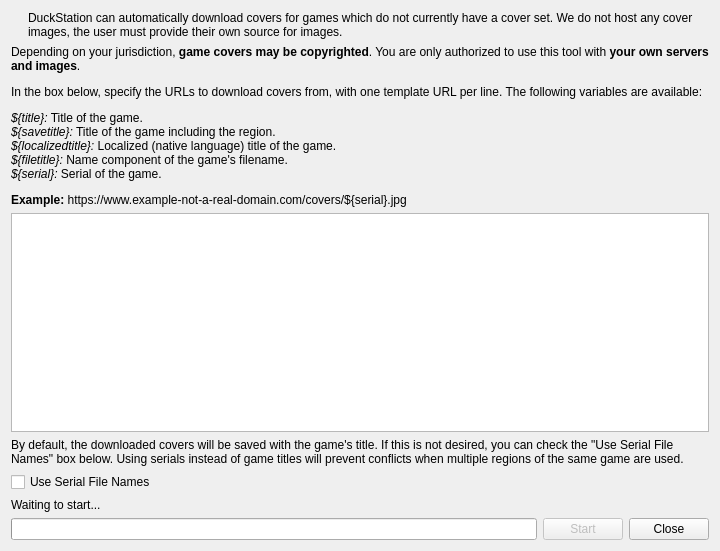
Before: the Qt Designer form src/duckstation-qt/coverdownloadwindow.ui in stenzek/duckstation, drawn with Qt 5.
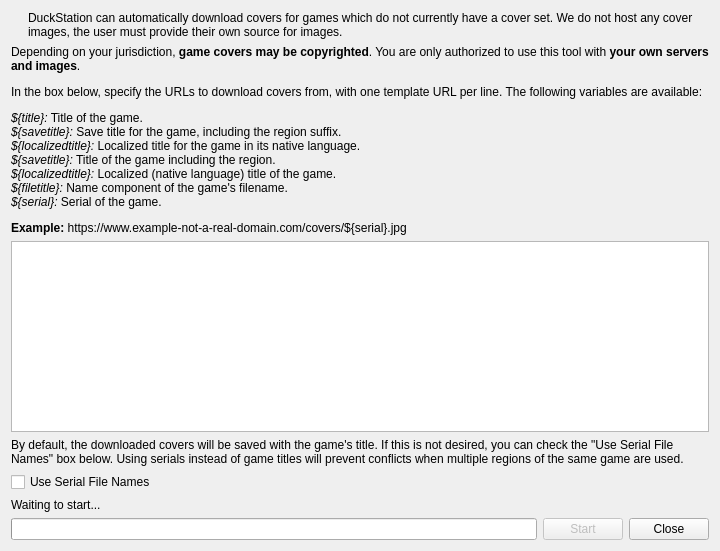
After: the same form once the commit is applied. Icons and pictures are not drawn.

Commit message: Qt: Add missing help text for savetitle/localizedtitle

What changed in the file:
```diff
--- a/src/duckstation-qt/coverdownloadwindow.ui
+++ b/src/duckstation-qt/coverdownloadwindow.ui
@@ -51,7 +51,7 @@
       </sizepolicy>
      </property>
      <property name="text">
-      <string>&lt;html&gt;&lt;head/&gt;&lt;body&gt;&lt;p&gt;Depending on your jurisdiction, &lt;span style=&quot; font-weight:700;&quot;&gt;game covers may be copyrighted&lt;/span&gt;. You are only authorized to use this tool with &lt;span style=&quot; font-weight:700;&quot;&gt;your own servers and images&lt;/span&gt;.&lt;/p&gt;&lt;p&gt;In the box below, specify the URLs to download covers from, with one template URL per line. The following variables are available:&lt;/p&gt;&lt;p&gt;&lt;span style=&quot; font-style:italic;&quot;&gt;${title}:&lt;/span&gt; Title of the game.&lt;br/&gt;&lt;span style=&quot; font-style:italic;&quot;&gt;${savetitle}:&lt;/span&gt; Title of the game including the region.&lt;br/&gt;&lt;span style=&quot; font-style:italic;&quot;&gt;${localizedtitle}:&lt;/span&gt; Localized (native language) title of the game.&lt;br/&gt;&lt;span style=&quot; font-style:italic;&quot;&gt;${filetitle}:&lt;/span&gt; Name component of the game's filename.&lt;br/&gt;&lt;span style=&quot; font-style:italic;&quot;&gt;${serial}:&lt;/span&gt; Serial of the game.&lt;/p&gt;&lt;p&gt;&lt;span style=&quot; font-weight:700;&quot;&gt;Example:&lt;/span&gt; https://www.example-not-a-real-domain.com/covers/${serial}.jpg&lt;/p&gt;&lt;/body&gt;&lt;/html&gt;</string>
+      <string>&lt;html&gt;&lt;head/&gt;&lt;body&gt;&lt;p&gt;Depending on your jurisdiction, &lt;span style=&quot; font-weight:700;&quot;&gt;game covers may be copyrighted&lt;/span&gt;. You are only authorized to use this tool with &lt;span style=&quot; font-weight:700;&quot;&gt;your own servers and images&lt;/span&gt;.&lt;/p&gt;&lt;p&gt;In the box below, specify the URLs to download covers from, with one template URL per line. The following variables are available:&lt;/p&gt;&lt;p&gt;&lt;span style=&quot; font-style:italic;&quot;&gt;${title}:&lt;/span&gt; Title of the game.&lt;br/&gt;&lt;span style=&quot; font-style:italic;&quot;&gt;${savetitle}:&lt;/span&gt; Save title for the game, including the region suffix.&lt;br/&gt;&lt;span style=&quot; font-style:italic;&quot;&gt;${localizedtitle}:&lt;/span&gt; Localized title for the game in its native language.&lt;br/&gt;&lt;span style=&quot; font-style:italic;&quot;&gt;${savetitle}:&lt;/span&gt; Title of the game including the region.&lt;br/&gt;&lt;span style=&quot; font-style:italic;&quot;&gt;${localizedtitle}:&lt;/span&gt; Localized (native language) title of the game.&lt;br/&gt;&lt;span style=&quot; font-style:italic;&quot;&gt;${filetitle}:&lt;/span&gt; Name component of the game's filename.&lt;br/&gt;&lt;span style=&quot; font-style:italic;&quot;&gt;${serial}:&lt;/span&gt; Serial of the game.&lt;/p&gt;&lt;p&gt;&lt;span style=&quot; font-weight:700;&quot;&gt;Example:&lt;/span&gt; https://www.example-not-a-real-domain.com/covers/${serial}.jpg&lt;/p&gt;&lt;/body&gt;&lt;/html&gt;</string>
      </property>
      <property name="wordWrap">
       <bool>true</bool>
```
The commit also changes 3 other files.
